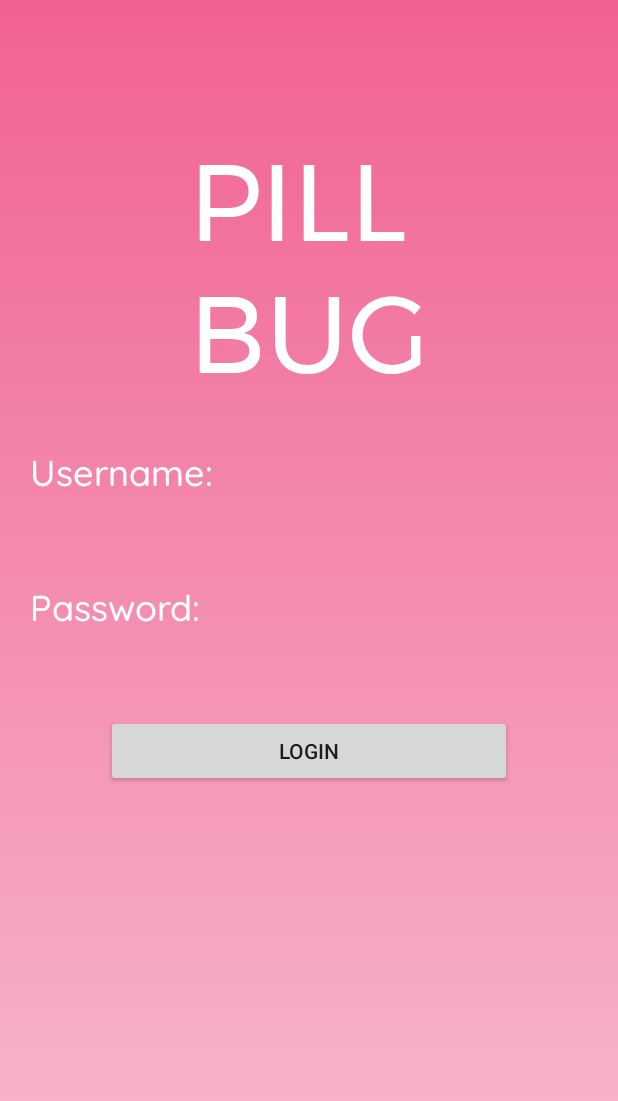
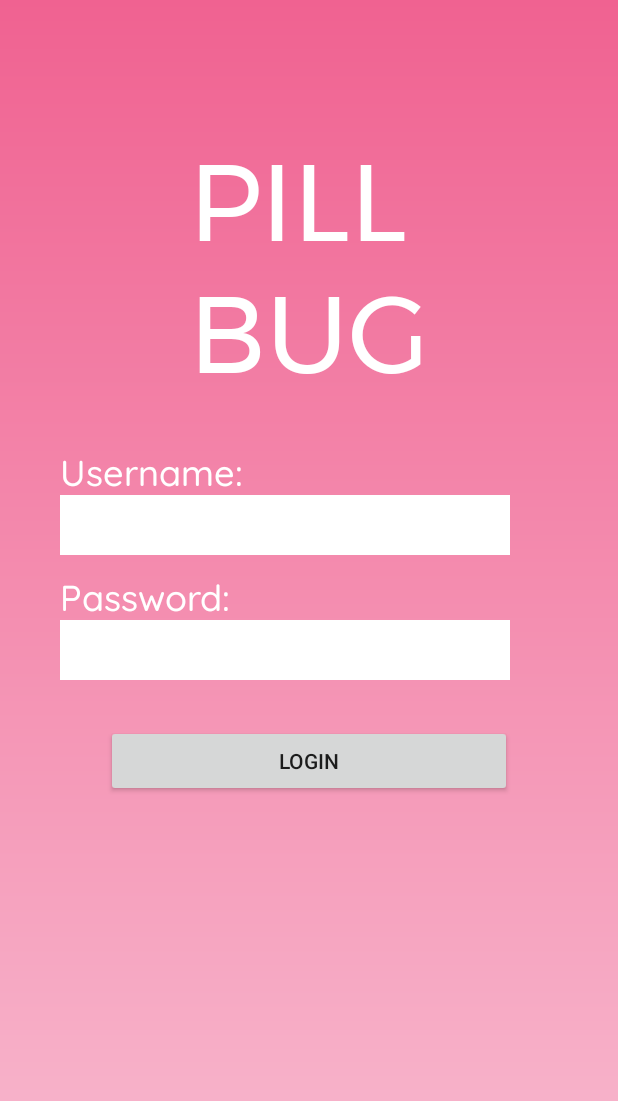
Before and after one commit to anthonyc1/pillbug, an Android app: the CalendarLogView screen opened directly, with no data from a screen before it, after a tap on "PILLBUG", on a phone screen of 412 x 824 dp. Shown: the top 1101 px of the screen. Run offline under Robolectric (Android 15) with nearby library versions, the phone set to English and light mode, and no system bars; libraries missing offline, so code that uses them is left out: com.prolificinteractive.materialcalendarview; 2 statements that could not run were skipped.

Commit message:
Update icons + calender medicine log history

```diff
--- a/Android/app/src/main/java/com/pillbox/pillbox/CalendarLogView.java
+++ b/Android/app/src/main/java/com/pillbox/pillbox/CalendarLogView.java
@@ -26,7 +26,10 @@ import com.prolificinteractive.materialcalendarview.OnDateSelectedListener;
 
 public class CalendarLogView extends AppCompatActivity {
 
-    TextView amView, pmView, notesView;
+    TextView amView, pmView, notesView, dateView;
+    String url1 = "https://webhooks.mongodb-stitch.com/api/client/v2.0/app/pillbugapp-ylegd/service/addSchedule/incoming_webhook/getSchedule?secret=panda";
+    String url2 = "https://webhooks.mongodb-stitch.com/api/client/v2.0/app/pillbugapp-ylegd/service/addSchedule/incoming_webhook/getSchedule?secret=panda";
+    String url3 = "https://webhooks.mongodb-stitch.com/api/client/v2.0/app/pillbugapp-ylegd/service/addSchedule/incoming_webhook/getSchedule?secret=panda";
 
     @Override
     protected void onCreate(Bundle savedInstanceState) {
@@ -35,6 +38,7 @@ public class CalendarLogView extends AppCompatActivity {
         amView = (TextView) findViewById(R.id.am);
         pmView = (TextView) findViewById(R.id.pm);
         notesView = (TextView) findViewById(R.id.notes);
+        dateView = (TextView) findViewById(R.id.date);
 
         MaterialCalendarView calendarView = findViewById(R.id.calendarView1);
 
@@ -42,10 +46,16 @@ public class CalendarLogView extends AppCompatActivity {
             @Override
             public void onDateSelected(@NonNull MaterialCalendarView widget, @NonNull CalendarDay date, boolean selected) {
                 if (date.getYear() == 2018 && date.getMonth()+1 == 4){
-                    if (date.getDay() == 8) {
+                    if (date.getDay() == 6) {
                         //Log.w("LOL", "got the 4/8");
-                        new CalendarLogView.OkHttpAync().execute(CalendarLogView.this.getApplicationContext(), "get", "");
-                        //Toast.makeText(CalendarLogView.this, "got it", Toast.LENGTH_SHORT).show();
+                        new CalendarLogView.OkHttpAync().execute(CalendarLogView.this.getApplicationContext(), "get", url1);
+                        Toast.makeText(CalendarLogView.this, "got it", Toast.LENGTH_SHORT).show();
+                    } else if (date.getDay() == 7) {
+                        new CalendarLogView.OkHttpAync().execute(CalendarLogView.this.getApplicationContext(), "get", url2);
+                        Toast.makeText(CalendarLogView.this, "got it", Toast.LENGTH_SHORT).show();
+                    } else if (date.getDay() == 8){
+                        new CalendarLogView.OkHttpAync().execute(CalendarLogView.this.getApplicationContext(), "get", url3);
+                        Toast.makeText(CalendarLogView.this, "got it", Toast.LENGTH_SHORT).show();
                     }
                 }
             }
@@ -59,8 +69,8 @@ public class CalendarLogView extends AppCompatActivity {
         startActivity(new Intent(CalendarLogView.this, MainActivity.class));
     }
 
-    public void getHttp(View v) {
-        Object name = new CalendarLogView.OkHttpAync().execute(this.getApplicationContext(), "get", "");
+    public void getHttp(View v, String url) {
+        Object name = new CalendarLogView.OkHttpAync().execute(this.getApplicationContext(), "get", url);
         //myText.setText(name.toString());
     }
 
@@ -72,20 +82,18 @@ public class CalendarLogView extends AppCompatActivity {
         protected Object doInBackground(Object... params) {
             contx = (Context) params[0];
             String requestType = (String) params[1];
-            String requestParam = (String) params[2];
+            String url = (String) params[2];
 
             if ("get".equals(requestType)) {
-                return getHttpResponse();
+                return getHttpResponse(url);
             }
             return null;
         }
     }
 
-    public String getHttpResponse() {
+    public String getHttpResponse(String url) {
         try {
             OkHttpClient client = new OkHttpClient();
-
-            String url = "https://webhooks.mongodb-stitch.com/api/client/v2.0/app/pillbugapp-ylegd/service/addSchedule/incoming_webhook/getSchedule?secret=panda";
 
             Request request = new Request.Builder()
                     .url(url)
@@ -96,9 +104,10 @@ public class CalendarLogView extends AppCompatActivity {
                 response = client.newCall(request).execute();
                 // This the the text obtained from GET request
                 final String myResponse = response.body().string();
-                final String am, pm, note;
+                final String am, pm, note, date;
                 JSONObject jsonObject = new JSONObject(myResponse);
                 // Values
+                date = jsonObject.getString("date");
                 am = jsonObject.getString("am");
                 pm = jsonObject.getString("pm");
                 note = jsonObject.getString("note");
@@ -109,6 +118,7 @@ public class CalendarLogView extends AppCompatActivity {
                         amView.setText("AM: "+am);
                         pmView.setText("PM: "+pm);
                         notesView.setText("Note: "+note);
+                        dateView.setText("Date: "+date);
                     }
                 });
                 return am;
--- a/Android/app/src/main/res/layout/activity_main.xml
+++ b/Android/app/src/main/res/layout/activity_main.xml
@@ -34,7 +34,7 @@
         android:layout_width="match_parent"
         android:layout_height="wrap_content"
         android:layout_marginTop="20dp"
-        android:orientation="horizontal">
+        android:orientation="vertical">
 
         <Space
             android:layout_width="wrap_content"
@@ -45,7 +45,7 @@
             android:id="@+id/username"
             android:layout_width="match_parent"
             android:layout_height="wrap_content"
-            android:layout_marginLeft="20sp"
+            android:layout_marginLeft="40sp"
             android:fontFamily="@font/quicksand_medium"
             android:text="@string/username"
             android:textColor="@color/whiteColor"
@@ -60,7 +60,7 @@
             android:id="@+id/usernameInput"
             android:layout_width="300dp"
             android:layout_height="40dp"
-            android:layout_marginLeft="10dp"
+            android:layout_marginLeft="40dp"
             android:background="@color/whiteColor"
             android:inputType="textCapSentences|textAutoCorrect" />
 
@@ -73,8 +73,8 @@
     <LinearLayout
         android:layout_width="match_parent"
         android:layout_height="wrap_content"
-        android:layout_marginTop="50dp"
-        android:orientation="horizontal">
+        android:layout_marginTop="10dp"
+        android:orientation="vertical">
 
         <Space
             android:layout_width="wrap_content"
@@ -85,7 +85,7 @@
             android:id="@+id/password"
             android:layout_width="match_parent"
             android:layout_height="wrap_content"
-            android:layout_marginLeft="20sp"
+            android:layout_marginLeft="40sp"
             android:fontFamily="@font/quicksand_medium"
             android:text="@string/password"
             android:textColor="@color/whiteColor"
@@ -98,11 +98,11 @@
 
         <EditText
             android:id="@+id/passwordInput"
-            android:layout_width="match_parent"
+            android:layout_width="300dp"
             android:layout_height="40dp"
-            android:layout_marginLeft="10dp"
+            android:layout_marginLeft="40dp"
             android:background="@color/whiteColor"
-            android:inputType="textCapSentences|textAutoCorrect" />
+            android:inputType="textPassword" />
 
         <Space
             android:layout_width="wrap_content"
@@ -118,7 +118,7 @@
         <LinearLayout
             android:layout_width="match_parent"
             android:layout_height="match_parent"
-            android:layout_marginTop="50sp"
+            android:layout_marginTop="30sp"
             android:orientation="horizontal">
             <Space
                 android:layout_width="wrap_content"
```
Also changed, not shown: Android/app/src/main/res/layout/calendar_view.xml (+10 -9 lines), Android/app/src/main/res/layout/week_view.xml (+7 -6 lines), 1 other file.
